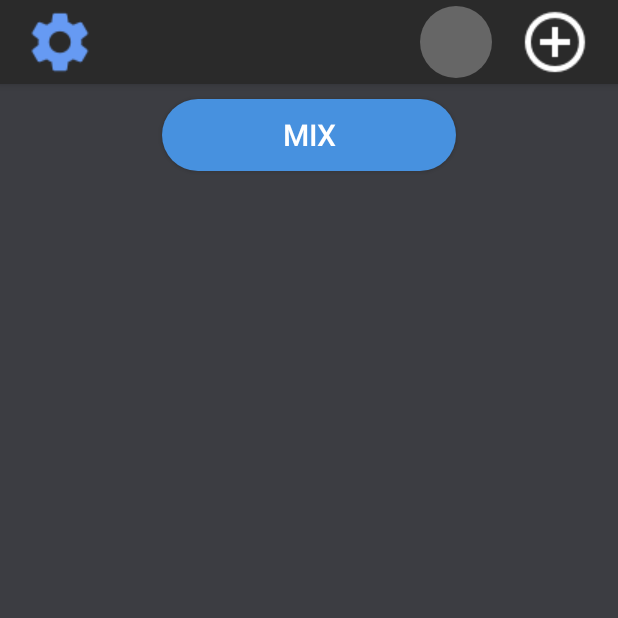
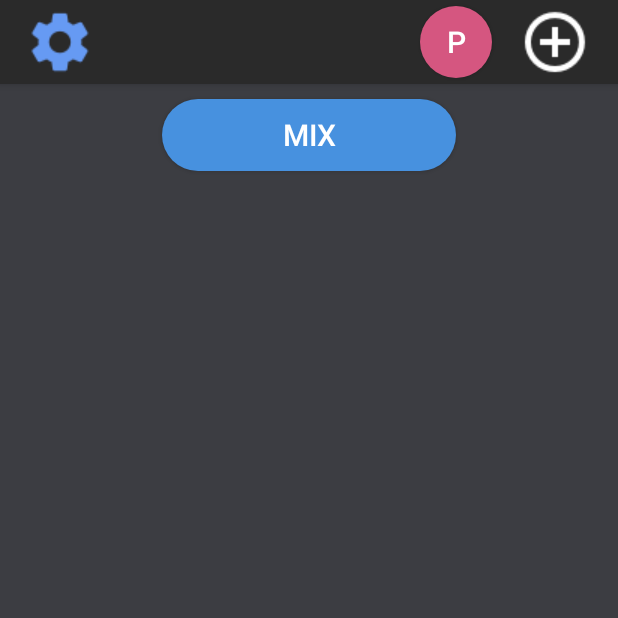
Before and after one commit to ljolliet/MixBay, an Android app: the screen it shows after launch (MainActivity), on a phone screen of 412 x 824 dp, the top half of it. Run offline under Robolectric (Android 15) with nearby library versions, the phone set to English and light mode, and no system bars; libraries missing offline, so code that uses them is left out: com.spotify.android, com.spotify.sdk; 4 statements that could not run were skipped.

Commit message:
Update current user display

```diff
--- a/src/MixBay/app/src/main/res/drawable/circle_user.xml
+++ b/src/MixBay/app/src/main/res/drawable/circle_user.xml
@@ -4,7 +4,7 @@
     android:shape="oval">
 
     <solid
-        android:color="#666666"/>
+        android:color="#d55680"/>
 
     <size
         android:width="48dp"
--- a/src/MixBay/app/src/main/res/layout/toolbar.xml
+++ b/src/MixBay/app/src/main/res/layout/toolbar.xml
@@ -22,14 +22,16 @@
         android:layout_marginEnd="18dp"
         android:src="@drawable/baseline_add_circle_outline_white_24dp" />
 
-    <androidx.appcompat.widget.AppCompatImageButton
+    <Button
         android:id="@+id/currentUserButton"
-        android:layout_width="wrap_content"
-        android:layout_height="wrap_content"
+        android:layout_width="48dp"
+        android:layout_height="48dp"
         android:layout_alignParentEnd="true"
         android:layout_gravity="end"
         android:layout_marginEnd="18dp"
-        android:background="@android:color/transparent"
-        android:src="@drawable/circle_user" />
+        android:background="@drawable/circle_user"
+        android:textColor="@android:color/white"
+        android:textSize="20sp"
+        android:text="P" />
 
 </androidx.appcompat.widget.Toolbar>
```
